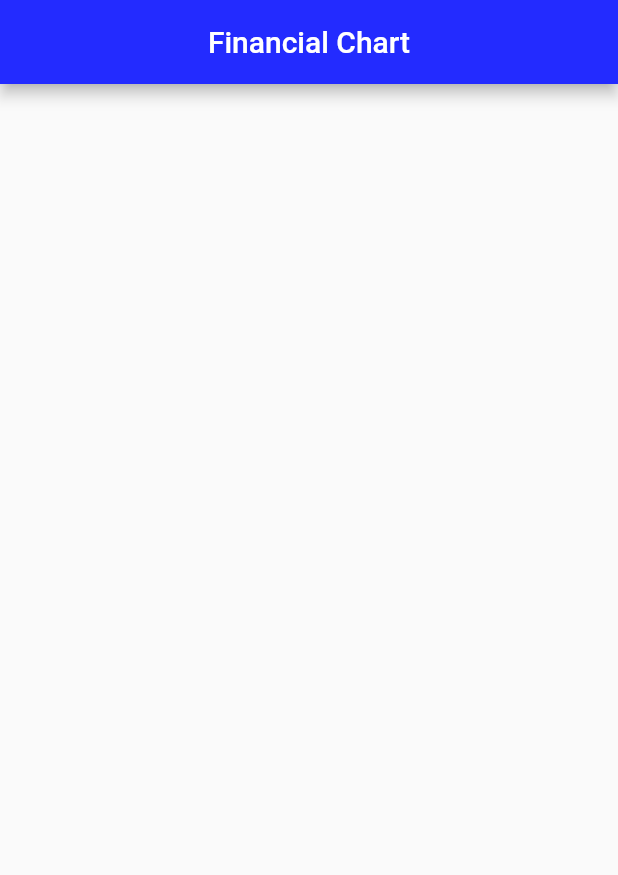
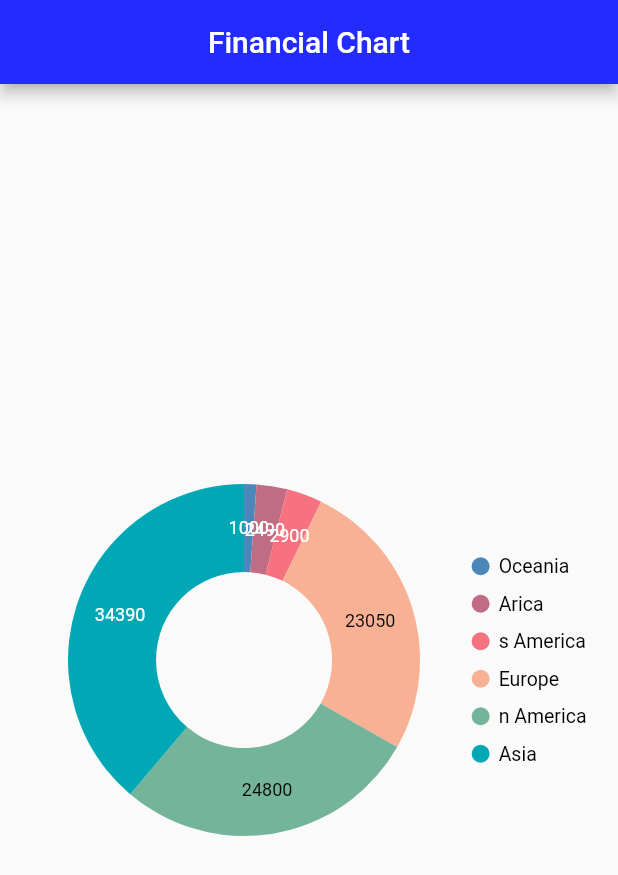
Before and after one commit to MuhadJasiR/Money-Manager-app, a Flutter app: the FinancialChart screen opened directly, on a phone screen of 412 x 824 dp. Shown: the top 875 px of the screen. Run offline on Flutter 3.47's test engine with Material 2 defaults, Android fonts, the phone set to English and light mode, and no system bars; our stand-ins replace flip_card, flutter_slidable, hive, hive_flutter, shared_preferences, smooth_page_indicator and 1 more; accounts and stored records are empty.

Commit message:
added chart demo

```diff
--- a/lib/main.dart
+++ b/lib/main.dart
@@ -48,6 +48,7 @@ class MyApp extends StatelessWidget {
     return MaterialApp(
       title: 'Flutter Demo',
       theme: ThemeData(
+        // useMaterial3: true,
         primarySwatch:
             createMaterialColor(const Color.fromARGB(255, 35, 43, 255)),
       ),
--- a/lib/screens/finalcial_report.dart
+++ b/lib/screens/finalcial_report.dart
@@ -1,6 +1,7 @@
 // ignore_for_file: prefer_const_constructors
 
 import 'package:flutter/material.dart';
+import 'package:syncfusion_flutter_charts/charts.dart';
 
 class FinancialChart extends StatefulWidget {
   const FinancialChart({super.key});
@@ -10,6 +11,14 @@ class FinancialChart extends StatefulWidget {
 }
 
 class _FinancialChartState extends State<FinancialChart> {
+  late List<GDPData> _chartData;
+
+  @override
+  void initState() {
+    _chartData = getChartData();
+    super.initState();
+  }
+
   @override
   Widget build(BuildContext context) {
     return Scaffold(
@@ -17,6 +26,41 @@ class _FinancialChartState extends State<FinancialChart> {
         title: Text("Financial Chart"),
         centerTitle: true,
       ),
+      body: Center(
+        child: Container(
+          height: 400,
+          width: 400,
+          child: SfCircularChart(
+            legend: Legend(
+                isVisible: true, overflowMode: LegendItemOverflowMode.wrap),
+            series: <CircularSeries>[
+              DoughnutSeries<GDPData, String>(
+                  dataSource: _chartData,
+                  xValueMapper: (GDPData data, _) => data.continent,
+                  yValueMapper: (GDPData data, _) => data.gdp,
+                  dataLabelSettings: DataLabelSettings(isVisible: true)),
+            ],
+          ),
+        ),
+      ),
     );
   }
+
+  List<GDPData> getChartData() {
+    final List<GDPData> chartData = [
+      GDPData("Oceania", 1000),
+      GDPData("Arica", 2490),
+      GDPData("s America", 2900),
+      GDPData("Europe", 23050),
+      GDPData("n America", 24800),
+      GDPData("Asia", 34390),
+    ];
+    return chartData;
+  }
 }
+
+class GDPData {
+  GDPData(this.continent, this.gdp);
+  final String continent;
+  final int gdp;
+}
--- a/lib/screens/view_all.dart
+++ b/lib/screens/view_all.dart
@@ -47,6 +47,7 @@ class _ViewListScreenState extends State<ViewListScreen> {
       resizeToAvoidBottomInset: false,
       backgroundColor: Colors.white,
       appBar: AppBar(
+        backgroundColor: Color.fromARGB(255, 35, 45, 255),
         actions: [
           FiltrationViewList(),
           PopupMenuButton(
```
Also changed, not shown: lib/screens/add_screen.dart (+31 -66 lines), lib/screens/categories.dart (+6 -2 lines), lib/screens/categories_tab_bar_page/expense_page.dart (+10 -9 lines), lib/screens/categories_tab_bar_page/income_page.dart (+5 -5 lines), lib/screens/flipping_container.dart (+10 -4 lines).
